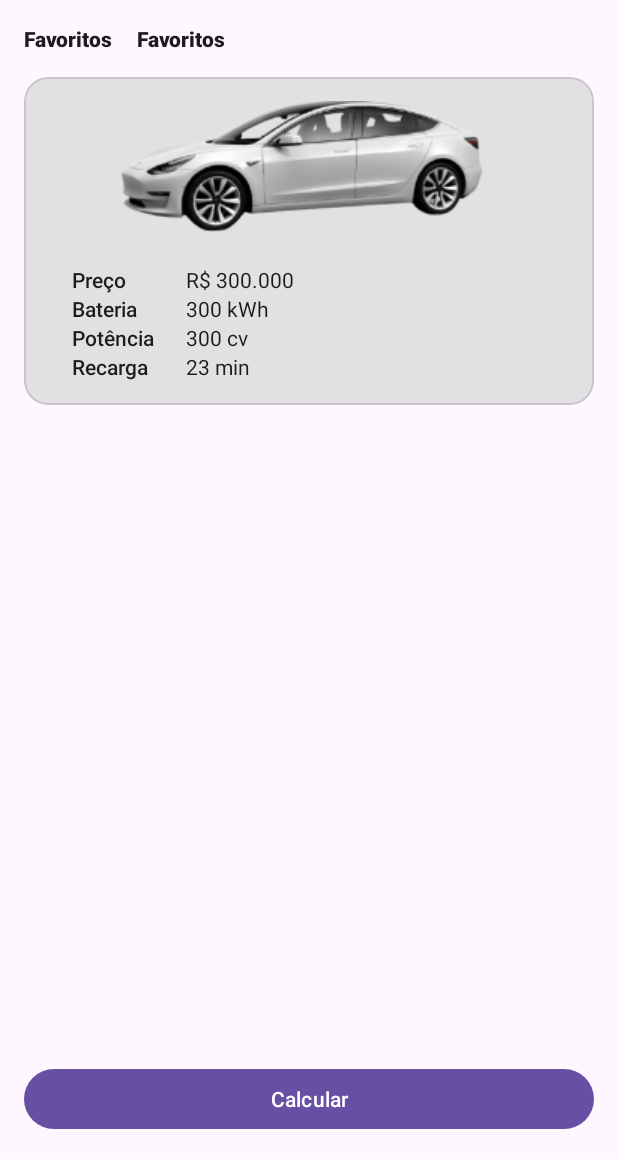
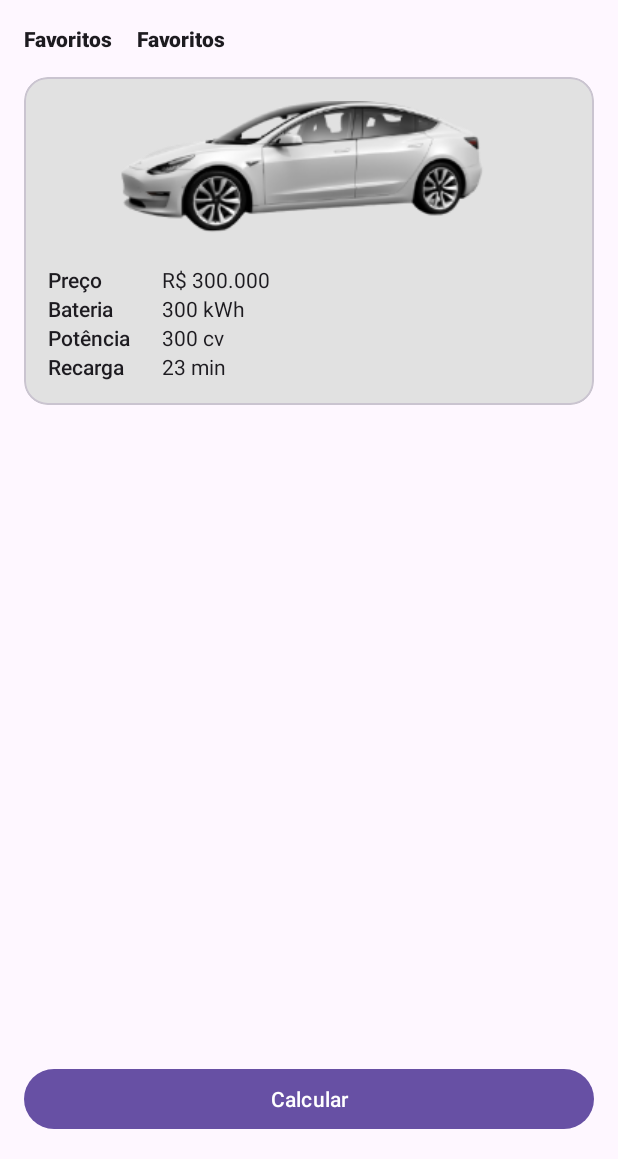
Before and after one commit to alinecarvalhopro/carros-eletricos-app, an Android app: the screen it shows after launch (MainActivity), on a phone screen of 412 x 824 dp, the part 77-1236 px from its top. Run offline under Robolectric (Android 15) with nearby library versions, the phone set to English and light mode, and no system bars.

Commit message:
fix: margem do card

```diff
--- a/app/src/main/res/layout/activity_main.xml
+++ b/app/src/main/res/layout/activity_main.xml
@@ -79,7 +79,6 @@
                 style="@style/TextAppearance.AppCompat.Body2"
                 android:layout_width="60dp"
                 android:layout_height="wrap_content"
-                android:layout_marginStart="16dp"
                 android:text="@string/preco"
                 app:layout_constraintStart_toStartOf="parent"
                 app:layout_constraintTop_toBottomOf="@id/tv_image" />
@@ -99,7 +98,6 @@
                 style="@style/TextAppearance.AppCompat.Body2"
                 android:layout_width="60dp"
                 android:layout_height="wrap_content"
-                android:layout_marginStart="16dp"
                 android:text="@string/bateria"
                 app:layout_constraintStart_toStartOf="parent"
                 app:layout_constraintTop_toBottomOf="@id/tv_preco" />
@@ -119,7 +117,6 @@
                 style="@style/TextAppearance.AppCompat.Body2"
                 android:layout_width="60dp"
                 android:layout_height="wrap_content"
-                android:layout_marginStart="16dp"
                 android:text="@string/potencia"
                 app:layout_constraintStart_toStartOf="parent"
                 app:layout_constraintTop_toBottomOf="@id/tv_bateria" />
@@ -139,7 +136,6 @@
                 style="@style/TextAppearance.AppCompat.Body2"
                 android:layout_width="60dp"
                 android:layout_height="wrap_content"
-                android:layout_marginStart="16dp"
                 android:text="@string/recarga"
                 app:layout_constraintStart_toStartOf="parent"
                 app:layout_constraintTop_toBottomOf="@id/tv_potencia" />
@@ -167,5 +163,14 @@
         app:layout_constraintEnd_toEndOf="parent"
         app:layout_constraintStart_toStartOf="parent" />
 
+<!--    <ListView-->
+<!--        android:id="@+id/lv_informacoes"-->
+<!--        android:layout_width="0dp"-->
+<!--        android:layout_height="0dp"-->
+<!--        app:layout_constraintTop_toBottomOf="@+id/cv_card_carro"-->
+<!--        app:layout_constraintStart_toStartOf="parent"-->
+<!--        app:layout_constraintEnd_toEndOf="parent"-->
+<!--        app:layout_constraintBottom_toTopOf="@+id/btn_calcular"/>-->
+
 
 </androidx.constraintlayout.widget.ConstraintLayout>
```
